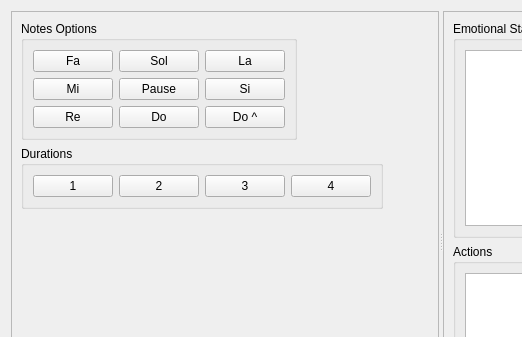
Before: the Qt Designer form examples/LittleMozart/Form.ui in Cnotinfor/CnotiMind, drawn with Qt 5; both pictures show x 0 to 522 and y 0 to 337 of the 790 by 482 pixel window.
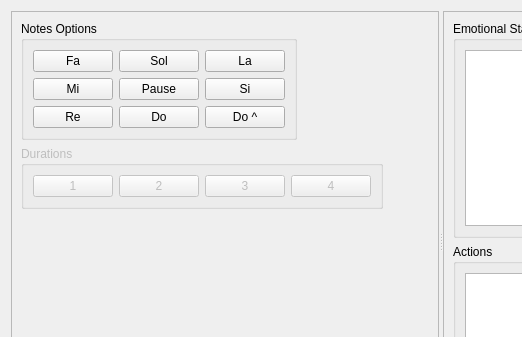
After: the same form once the commit is applied.

```diff
--- a/examples/LittleMozart/Form.ui
+++ b/examples/LittleMozart/Form.ui
@@ -21,7 +21,7 @@
      </property>
      <widget class="QFrame" name="frame">
       <property name="sizePolicy">
-       <sizepolicy hsizetype="Preferred" vsizetype="Preferred">
+       <sizepolicy hsizetype="Minimum" vsizetype="Preferred">
         <horstretch>0</horstretch>
         <verstretch>0</verstretch>
        </sizepolicy>
@@ -112,7 +112,10 @@
         </widget>
        </item>
        <item>
-        <widget class="QGroupBox" name="groupBox_2">
+        <widget class="QGroupBox" name="groupBoxDurations">
+         <property name="enabled">
+          <bool>false</bool>
+         </property>
          <property name="sizePolicy">
           <sizepolicy hsizetype="Maximum" vsizetype="Preferred">
            <horstretch>0</horstretch>
```
Left out of the diff: 67 changed lines with no effect on the pictures.
